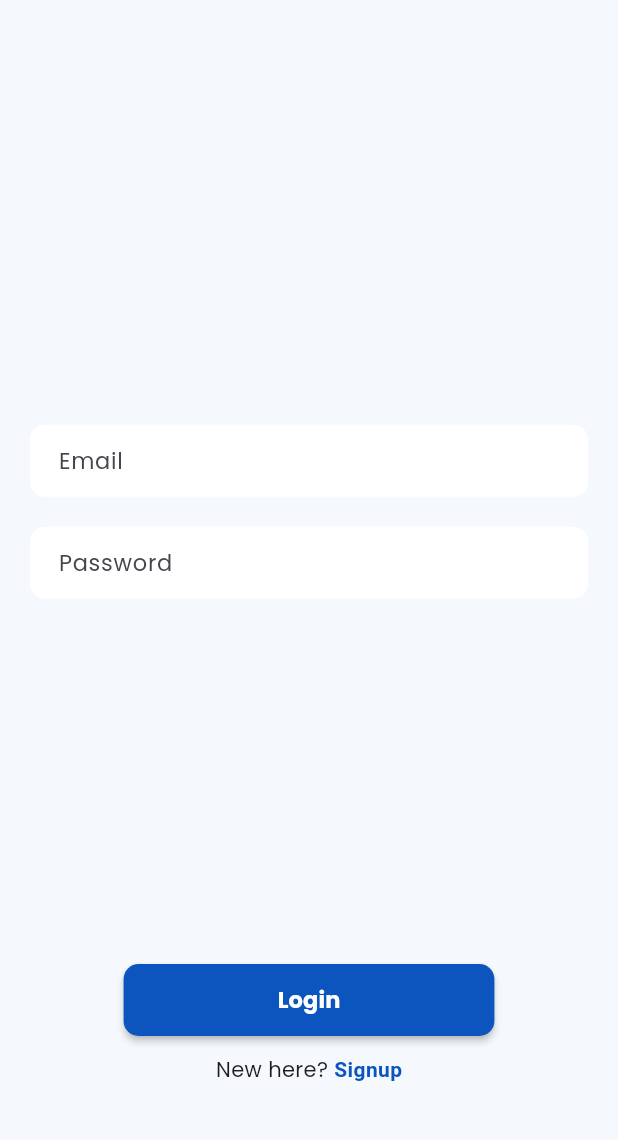
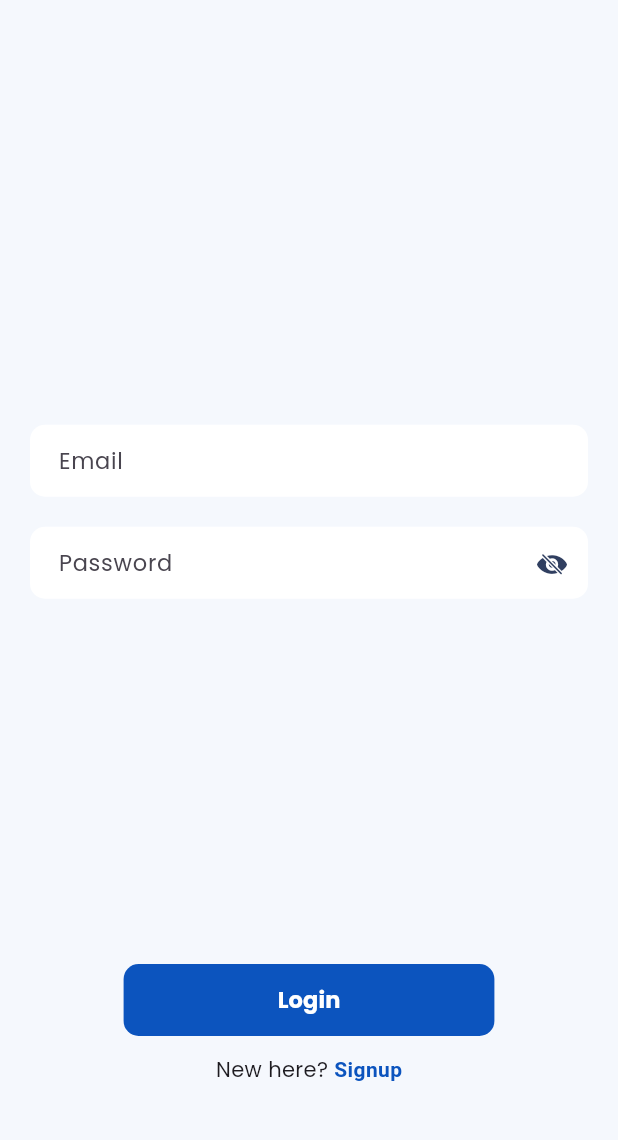
Before and after one commit to faizsr/e-Shop-App, a Flutter app: the screen it shows after launch, on a phone screen of 412 x 824 dp, the part 92-1232 px from its top. Run offline on Flutter 3.47's test engine with Material 3 defaults, Android fonts, the phone set to English and light mode, and no system bars; our stand-ins replace cloud_firestore, dio, firebase_auth, firebase_core, firebase_remote_config, get_it and 2 more; accounts and stored records are empty.

Commit message:
Added password obsure

```diff
--- a/lib/src/config/constants/app_colors.dart
+++ b/lib/src/config/constants/app_colors.dart
@@ -1,9 +1,9 @@
 import 'package:flutter/material.dart';
 
 class AppColors {
-  static const Color iceBlue = Color(0xFFCED3DC);
-  static const Color lightWhite = Color(0xFFF5F8FD);
-  static const Color white = Color(0xFFFFFFFF);
-  static const Color blueGray = Color(0xFF303F60);
-  static const Color blue = Color(0xFF0C54BE);
+  static Color iceBlue = const Color(0xFFCED3DC);
+  static Color lightWhite = const Color(0xFFF5F8FD);
+  static Color white = const Color(0xFFFFFFFF);
+  static Color blueGray = const Color(0xFF303F60);
+  static Color blue = const Color(0xFF0C54BE);
 }
--- a/lib/src/config/constants/app_textstyles.dart
+++ b/lib/src/config/constants/app_textstyles.dart
@@ -2,7 +2,7 @@ import 'package:ecommerce_app/src/config/constants/app_colors.dart';
 import 'package:flutter/material.dart';
 
 class AppTextStyles {
-  static TextStyle heading() => const TextStyle(
+  static TextStyle heading() => TextStyle(
         fontSize: 22,
         fontWeight: FontWeight.bold,
         color: AppColors.blue,
@@ -14,7 +14,7 @@ class AppTextStyles {
         fontWeight: FontWeight.w600,
       );
 
-  static TextStyle help() => const TextStyle(
+  static TextStyle help() => TextStyle(
         fontWeight: FontWeight.bold,
         color: AppColors.blue,
       );
--- a/lib/src/feature/auth/presentation/views/login/login_page.dart
+++ b/lib/src/feature/auth/presentation/views/login/login_page.dart
@@ -2,6 +2,7 @@ import 'dart:developer';
 
 import 'package:ecommerce_app/src/config/utils/navigates.dart';
 import 'package:ecommerce_app/src/config/utils/validations.dart';
+import 'package:ecommerce_app/src/feature/auth/presentation/widgets/password_text_field.dart';
 import 'package:ecommerce_app/src/feature/product/presentation/views/product_list/product_list_page.dart';
 import 'package:flutter/material.dart';
 import 'package:provider/provider.dart';
@@ -29,6 +30,8 @@ class _LoginPageState extends State<LoginPage> {
 
   @override
   Widget build(BuildContext context) {
+    final authContoller = Provider.of<AuthController>(context, listen: false);
+
     return SafeArea(
       child: Scaffold(
         appBar: PreferredSize(
@@ -55,11 +58,7 @@ class _LoginPageState extends State<LoginPage> {
                   hintText: 'Email',
                 ),
                 gap(height: 20),
-                CustomTextFormField(
-                  controller: passwordController,
-                  validator: validatePasswordLogin,
-                  hintText: 'Password',
-                ),
+                PasswordTextField(passwordController: passwordController),
                 const Spacer(),
                 CustomFilledButton(
                   onPressed: onLoginPressed,
@@ -71,6 +70,9 @@ class _LoginPageState extends State<LoginPage> {
                   text2: 'Signup',
                   onTap: () {
                     nextScreen(context, const SignUpPage());
+                    authContoller.resetToggle();
+                    passwordController.clear();
+                    emailController.clear();
                   },
                 )
               ],
--- a/lib/src/feature/auth/presentation/widgets/custom_filled_button.dart
+++ b/lib/src/feature/auth/presentation/widgets/custom_filled_button.dart
@@ -31,6 +31,7 @@ class CustomFilledButton extends StatelessWidget {
         );
 
         return MaterialButton(
+          elevation: 0,
           minWidth: MediaQuery.of(context).size.width * 0.6,
           height: 48,
           shape: RoundedRectangleBorder(
--- a/lib/src/feature/auth/presentation/widgets/custom_text_form_field.dart
+++ b/lib/src/feature/auth/presentation/widgets/custom_text_form_field.dart
@@ -1,4 +1,5 @@
 import 'package:ecommerce_app/src/config/constants/app_colors.dart';
+
 import 'package:flutter/material.dart';
 
 class CustomTextFormField extends StatelessWidget {
@@ -7,10 +8,14 @@ class CustomTextFormField extends StatelessWidget {
     required this.controller,
     required this.validator,
     required this.hintText,
+    this.obscureText = false,
+    this.suffixWidget,
   });
   final TextEditingController? controller;
   final String? Function(String?)? validator;
   final String hintText;
+  final bool obscureText;
+  final Widget? suffixWidget;
 
   @override
   Widget build(BuildContext context) {
@@ -18,6 +23,7 @@ class CustomTextFormField extends StatelessWidget {
       validator: validator,
       controller: controller,
       style: const TextStyle(fontSize: 15),
+      obscureText: obscureText,
       decoration: InputDecoration(
         hintText: hintText,
         hintStyle: const TextStyle(fontSize: 15),
@@ -34,6 +40,7 @@ class CustomTextFormField extends StatelessWidget {
           borderSide: BorderSide.none,
           borderRadius: BorderRadius.circular(10),
         ),
+        suffixIcon: suffixWidget,
       ),
     );
   }
--- /dev/null
+++ b/lib/src/feature/auth/presentation/widgets/password_text_field.dart
@@ -0,0 +1,43 @@
+import 'package:ecommerce_app/src/config/constants/app_colors.dart';
+import 'package:ecommerce_app/src/config/utils/validations.dart';
+import 'package:ecommerce_app/src/feature/auth/presentation/controllers/auth_controller.dart';
+import 'package:ecommerce_app/src/feature/auth/presentation/widgets/custom_text_form_field.dart';
+import 'package:flutter/cupertino.dart';
+import 'package:flutter/material.dart';
+import 'package:provider/provider.dart';
+
+class PasswordTextField extends StatelessWidget {
+  const PasswordTextField({
+    super.key,
+    required this.passwordController,
+  });
+
+  final TextEditingController passwordController;
+
+  @override
+  Widget build(BuildContext context) {
+    return Consumer<AuthController>(builder: (context, value, child) {
+      return CustomTextFormField(
+        controller: passwordController,
+        validator: validatePasswordLogin,
+        hintText: 'Password',
+        obscureText: value.isObscure,
+        suffixWidget: InkWell(
+          onTap: () {
+            Provider.of<AuthController>(context, listen: false)
+                .togglePassword();
+          },
+          child: Consumer<AuthController>(builder: (context, value, child) {
+            return Icon(
+              value.isObscure
+                  ? CupertinoIcons.eye_slash_fill
+                  : CupertinoIcons.eye_fill,
+              size: 20,
+              color: AppColors.blueGray.withOpacity(1),
+            );
+          }),
+        ),
+      );
+    });
+  }
+}
--- a/lib/src/feature/product/presentation/views/product_list/product_list_page.dart
+++ b/lib/src/feature/product/presentation/views/product_list/product_list_page.dart
@@ -35,7 +35,7 @@ class _ProductListPageState extends State<ProductListPage> {
           child: Consumer<ProductController>(
             builder: (context, value, child) {
               if (value.isLoading) {
-                return const Center(
+                return Center(
                   child: CircularProgressIndicator(
                     strokeWidth: 3,
                     color: AppColors.blue,
@@ -71,6 +71,7 @@ class _ProductListPageState extends State<ProductListPage> {
 
   Future onRefresh() async {
     await Future.delayed(const Duration(seconds: 2));
-    Provider.of<ProductController>(context, listen: false).fetchAllProducts(true);
+    Provider.of<ProductController>(context, listen: false)
+        .fetchAllProducts(true);
   }
 }
--- a/lib/src/feature/product/presentation/widgets/product_page_appbar.dart
+++ b/lib/src/feature/product/presentation/widgets/product_page_appbar.dart
@@ -30,7 +30,7 @@ class ProductPageAppbar extends StatelessWidget {
           offset: Offset(-10.0, appBarHeight),
           shape: RoundedRectangleBorder(
             borderRadius: BorderRadius.circular(8),
-            side: const BorderSide(color: AppColors.blue, width: 1.5),
+            side: BorderSide(color: AppColors.blue, width: 1.5),
           ),
           itemBuilder: (ctx) => [
             _buildPopupMenuItem('Logout', CupertinoIcons.power, context),
@@ -62,7 +62,7 @@ class ProductPageAppbar extends StatelessWidget {
           gap(width: 10),
           Text(
             title,
-            style: const TextStyle(color: AppColors.blue),
+            style: TextStyle(color: AppColors.blue),
           ),
         ],
       ),
```
Also changed, not shown: lib/src/feature/auth/presentation/controllers/auth_controller.dart (+11 -0 lines), lib/src/feature/auth/presentation/views/signup/signup_page.dart (+2 -5 lines).
